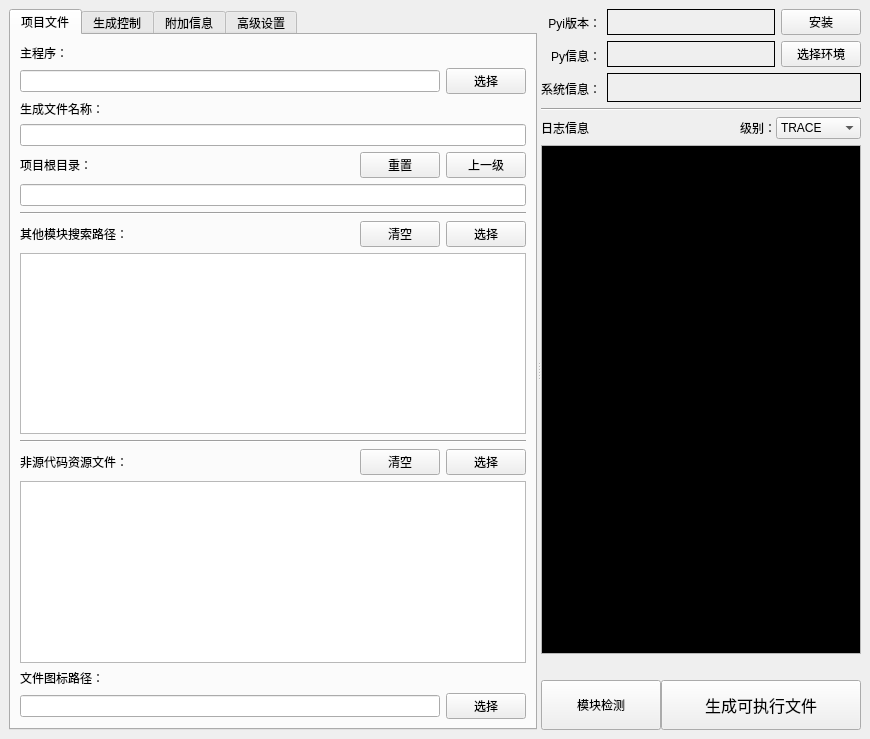
Old version of the form interface/pyinstaller_tool.ui in the repository hrpzcf/AwesomePyKit.
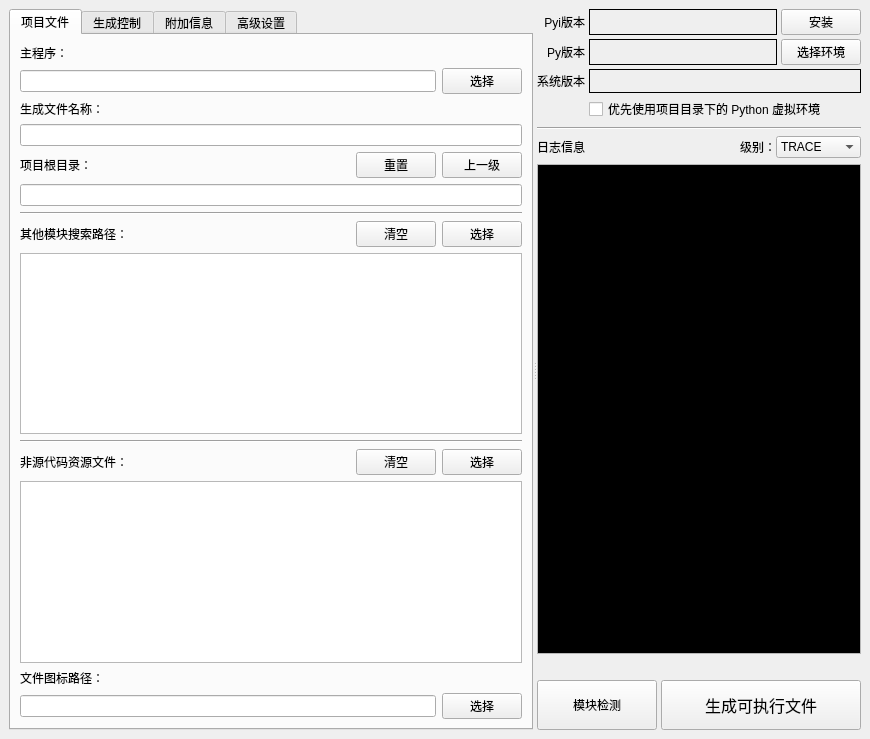
New version of the form.

Commit message: “程序打包工具”增加“优先使用项目目录下的虚拟环境”的可选项

```diff
--- a/interface/pyinstaller_tool.ui
+++ b/interface/pyinstaller_tool.ui
@@ -22,7 +22,7 @@
    <string>程序打包工具</string>
   </property>
   <widget class="QWidget" name="centralwidget">
-   <layout class="QHBoxLayout" name="horizontalLayout_19">
+   <layout class="QVBoxLayout" name="verticalLayout_18">
     <item>
      <widget class="QSplitter" name="splitter">
       <property name="orientation">
@@ -961,58 +961,27 @@
         </layout>
        </widget>
       </widget>
-      <widget class="QWidget" name="layoutWidget">
-       <layout class="QVBoxLayout" name="verticalLayout_20">
-        <item>
-         <layout class="QHBoxLayout" name="horizontalLayout_7" stretch="0,9">
-          <item>
+      <widget class="QWidget" name="">
            <layout class="QVBoxLayout" name="verticalLayout_6">
             <item>
+         <layout class="QGridLayout" name="gridLayout_2">
+          <property name="spacing">
+           <number>4</number>
+          </property>
+          <item row="0" column="0">
              <widget class="QLabel" name="label_16">
               <property name="toolTip">
                <string>所选PYTHON环境下的PYINSTALLER的版本信息。</string>
               </property>
               <property name="text">
-               <string>Pyi版本：</string>
+             <string>Pyi版本</string>
               </property>
               <property name="alignment">
                <set>Qt::AlignRight|Qt::AlignTrailing|Qt::AlignVCenter</set>
               </property>
              </widget>
             </item>
-            <item>
-             <widget class="QLabel" name="label_6">
-              <property name="toolTip">
-               <string>选择在不同PYTHON环境中将程序打包成可执行文件。
-如果可选条目为空，需要先在&quot;包管理器&quot;中添加本机PYTHON环境。
-选择不同PYTHON环境时，在该环境中也应安装运行项目所需的所有模块。</string>
-              </property>
-              <property name="text">
-               <string>Py信息：</string>
-              </property>
-              <property name="alignment">
-               <set>Qt::AlignRight|Qt::AlignTrailing|Qt::AlignVCenter</set>
-              </property>
-             </widget>
-            </item>
-            <item>
-             <widget class="QLabel" name="label_15">
-              <property name="toolTip">
-               <string>操作系统的版本信息。</string>
-              </property>
-              <property name="text">
-               <string>系统信息：</string>
-              </property>
-              <property name="alignment">
-               <set>Qt::AlignRight|Qt::AlignTrailing|Qt::AlignVCenter</set>
-              </property>
-             </widget>
-            </item>
-           </layout>
-          </item>
-          <item>
-           <layout class="QVBoxLayout" name="verticalLayout_18">
-            <item>
+          <item row="0" column="1">
              <layout class="QHBoxLayout" name="horizontalLayout_2" stretch="9,0">
               <item>
                <widget class="QLabel" name="lb_pyi_info">
@@ -1036,7 +1005,22 @@
               </item>
              </layout>
             </item>
-            <item>
+          <item row="1" column="0">
+           <widget class="QLabel" name="label_6">
+            <property name="toolTip">
+             <string>选择在不同PYTHON环境中将程序打包成可执行文件。
+如果可选条目为空，需要先在&quot;包管理器&quot;中添加本机PYTHON环境。
+选择不同PYTHON环境时，在该环境中也应安装运行项目所需的所有模块。</string>
+            </property>
+            <property name="text">
+             <string>Py版本</string>
+            </property>
+            <property name="alignment">
+             <set>Qt::AlignRight|Qt::AlignTrailing|Qt::AlignVCenter</set>
+            </property>
+           </widget>
+          </item>
+          <item row="1" column="1">
              <layout class="QHBoxLayout" name="horizontalLayout" stretch="9,0">
               <item>
                <widget class="QLabel" name="lb_py_info">
@@ -1063,12 +1047,25 @@
               </item>
              </layout>
             </item>
-            <item>
+          <item row="2" column="0">
+           <widget class="QLabel" name="label_15">
+            <property name="toolTip">
+             <string>操作系统的版本信息。</string>
+            </property>
+            <property name="text">
+             <string>系统版本</string>
+            </property>
+            <property name="alignment">
+             <set>Qt::AlignRight|Qt::AlignTrailing|Qt::AlignVCenter</set>
+            </property>
+           </widget>
+          </item>
+          <item row="2" column="1">
              <widget class="QLabel" name="lb_platform_info">
               <property name="minimumSize">
                <size>
                 <width>0</width>
-                <height>29</height>
+              <height>24</height>
                </size>
               </property>
               <property name="toolTip">
@@ -1079,7 +1076,12 @@
               </property>
              </widget>
             </item>
-           </layout>
+          <item row="3" column="1">
+           <widget class="QCheckBox" name="cb_prioritize_use_virtualenv">
+            <property name="text">
+             <string>优先使用项目目录下的 Python 虚拟环境</string>
+            </property>
+           </widget>
           </item>
          </layout>
         </item>
@@ -1289,7 +1291,7 @@
         <item>
          <layout class="QHBoxLayout" name="horizontalLayout_18" stretch="1,2">
           <property name="spacing">
-           <number>0</number>
+           <number>4</number>
           </property>
           <item>
            <widget class="QPushButton" name="pb_check_imports">
```
Lines whose indentation alone changed are shown as unchanged. The commit also changes 2 other files.
